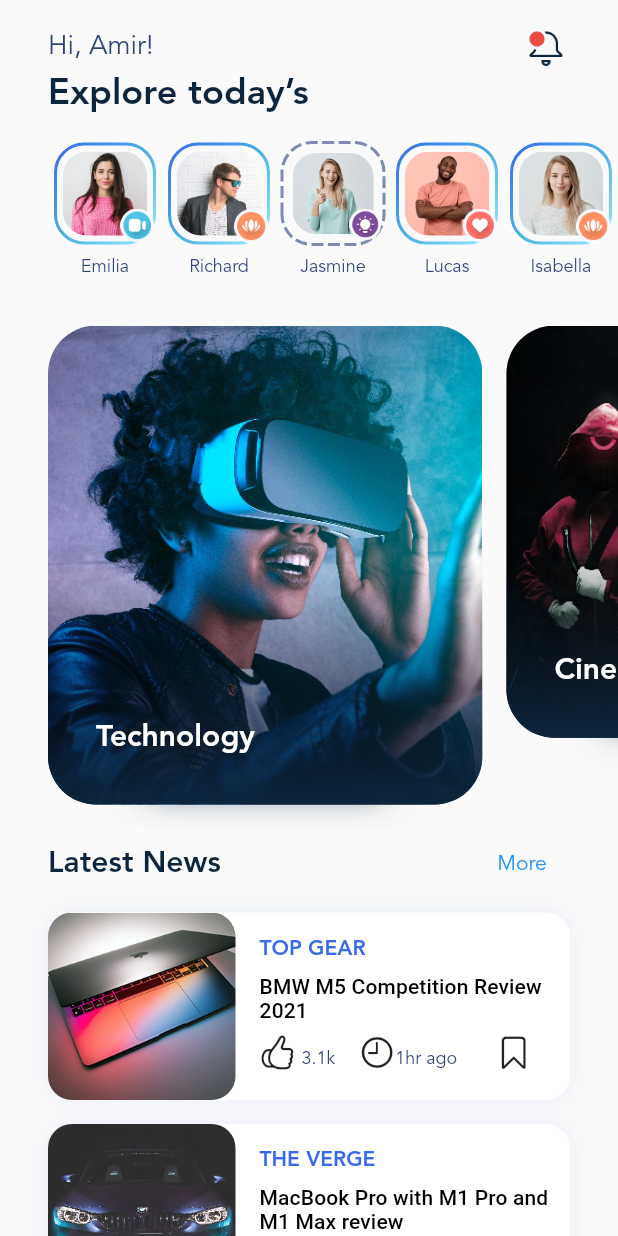
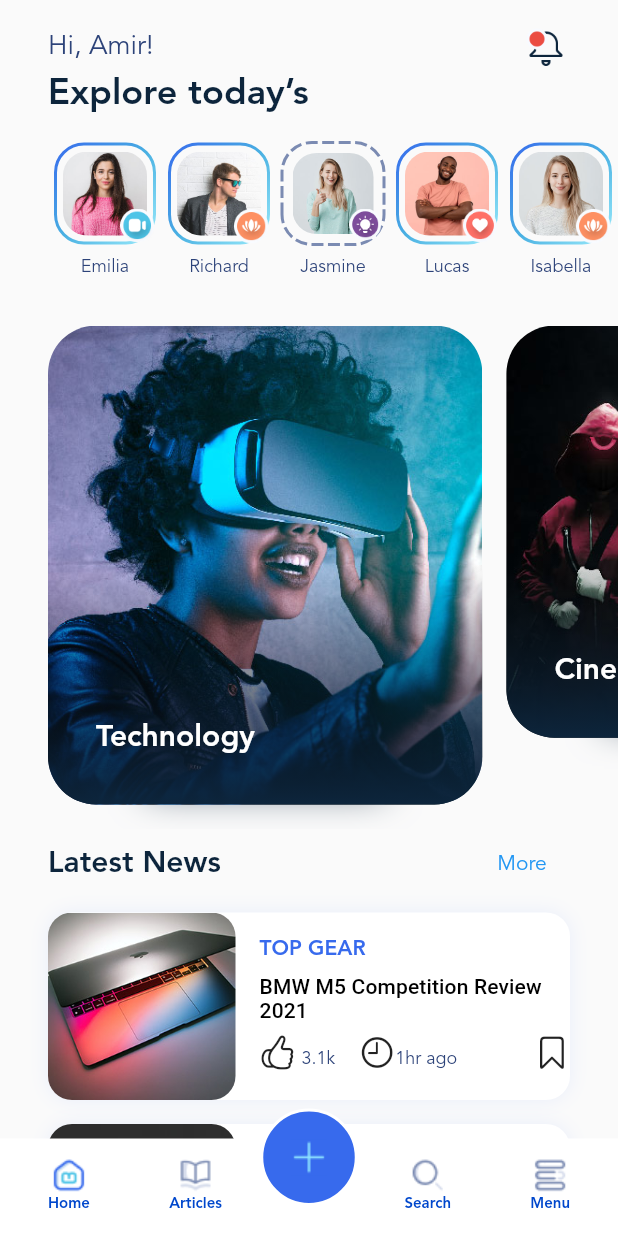
Before and after one commit to amirtorabi/blog_club, a Flutter app: the screen it shows after launch, on a phone screen of 412 x 824 dp. Run offline on Flutter 3.47's test engine with Material 2 defaults, Android fonts, the phone set to English and light mode, and no system bars; drawn by our look-alikes of dotted_border; our stand-ins replace gradient_borders.

Commit message:
added Bottom Navigation

```diff
--- a/lib/main.dart
+++ b/lib/main.dart
@@ -30,6 +30,11 @@ class MyApp extends StatelessWidget {
             fontSize: 14,
           )))),
           textTheme: const TextTheme(
+              bodySmall: TextStyle(
+                  fontSize: 10,
+                  color: Color(0xff0047CC),
+                  fontFamily: defaultFontFamily,
+                  fontWeight: FontWeight.w600),
               titleMedium: TextStyle(
                   fontFamily: defaultFontFamily,
                   color: secondaryTextColor,
@@ -54,8 +59,12 @@ class MyApp extends StatelessWidget {
                   color: secondaryTextColor,
                   fontSize: 12)),
         ),
-      home: const HomeScreen(),
-    );
+        home: const Stack(
+          children: [
+            Positioned.fill(child: HomeScreen()),
+            Positioned(bottom: 0, left: 0, right: 0, child: NavigationBottom()),
+          ],
+        ));
   }
 }
 
@@ -99,6 +108,9 @@ class HomeScreen extends StatelessWidget {
             const SizedBox(height: 16),
             const _CategoryList(),
             const _PostList(),
+            const SizedBox(
+              height: 80,
+            )
           ],
         )),
       ),
@@ -356,8 +368,17 @@ class _PostList extends StatelessWidget {
         ListView.builder(
           itemCount: posts.length,
           scrollDirection: Axis.vertical,
+
+          //height of every single post in list view:
           itemExtent: 141,
+
+          //cahce list view (do cache just in simple and low items list view)
+          //dar vaghe miad be tedad kole azaye list view ertefae kol list ro hesab mikone
+          //yani bi itemExtent negah mikone mibine andazash 141 hast va kolan 3 ta item dar listview has
+          //3*141 mikone mishe ertefaee kole list view. injori tole list view ro moshakhas mikone
+          //baraye list haye bozorg khob nist az shrinkWarp estefade konim performance ro payin miare
           shrinkWrap: true,
+
           physics: const ClampingScrollPhysics(),
           itemBuilder: (context, index) {
             final post = posts[index];
@@ -418,9 +439,12 @@ class _PostList extends StatelessWidget {
                                 style: Theme.of(context).textTheme.bodyMedium,
                               ),
                               Expanded(
+                                  child: Container(
+                                alignment: Alignment.centerRight,
                                 child: post.isBookmarked == true
                                     ? const Icon(CupertinoIcons.bookmark_fill)
-                                      : const Icon(CupertinoIcons.bookmark))
+                                    : const Icon(CupertinoIcons.bookmark),
+                              ))
                             ],
                           )
                         ],
@@ -436,3 +460,92 @@ class _PostList extends StatelessWidget {
     );
   }
 }
+
+class NavigationBottomItems extends StatelessWidget {
+  final String iconName;
+  final String titleName;
+  final bool isSelected;
+
+  const NavigationBottomItems(
+      {super.key,
+      required this.iconName,
+      required this.titleName,
+      required this.isSelected});
+
+  @override
+  Widget build(BuildContext context) {
+    return Column(
+      crossAxisAlignment: CrossAxisAlignment.center,
+      children: [
+        Image.asset('assets/img/icons/$iconName'),
+        Text(
+          titleName,
+          style: Theme.of(context).textTheme.bodySmall,
+        ),
+      ],
+    );
+  }
+}
+
+class NavigationBottom extends StatelessWidget {
+  const NavigationBottom({super.key});
+
+  @override
+  Widget build(BuildContext context) {
+    return SizedBox(
+      height: 85,
+      child: Stack(
+        children: [
+          Positioned(
+            bottom: 0,
+            left: 0,
+            right: 0,
+            child: Container(
+              height: 65,
+              decoration: const BoxDecoration(color: Colors.white),
+              child: const Padding(
+                padding: EdgeInsets.fromLTRB(32, 12, 32, 8),
+                child: Row(
+                    mainAxisAlignment: MainAxisAlignment.spaceBetween,
+                    crossAxisAlignment: CrossAxisAlignment.center,
+                    children: [
+                      NavigationBottomItems(
+                          iconName: 'Home.png',
+                          isSelected: true,
+                          titleName: 'Home'),
+                      NavigationBottomItems(
+                          iconName: 'Articles.png',
+                          isSelected: true,
+                          titleName: 'Articles'),
+                      SizedBox(width: 16),
+                      NavigationBottomItems(
+                          iconName: 'Search.png',
+                          isSelected: true,
+                          titleName: 'Search'),
+                      NavigationBottomItems(
+                          iconName: 'Menu.png',
+                          isSelected: true,
+                          titleName: 'Menu'),
+                    ]),
+              ),
+            ),
+          ),
+          Row(
+            mainAxisAlignment: MainAxisAlignment.center,
+            children: [
+              Container(
+                width: 65,
+                height: 65,
+                decoration: BoxDecoration(
+                    borderRadius: BorderRadius.circular(32.5),
+                    border: Border.all(color: Colors.white, width: 2),
+                    color: const Color(0xff376AED)),
+                child: Image.asset('assets/img/icons/plus.png'),
+              ),
+            ],
+          ),
+        ],
+      ),
+    );
+  }
+}
```
Lines whose indentation alone changed are shown as unchanged.
